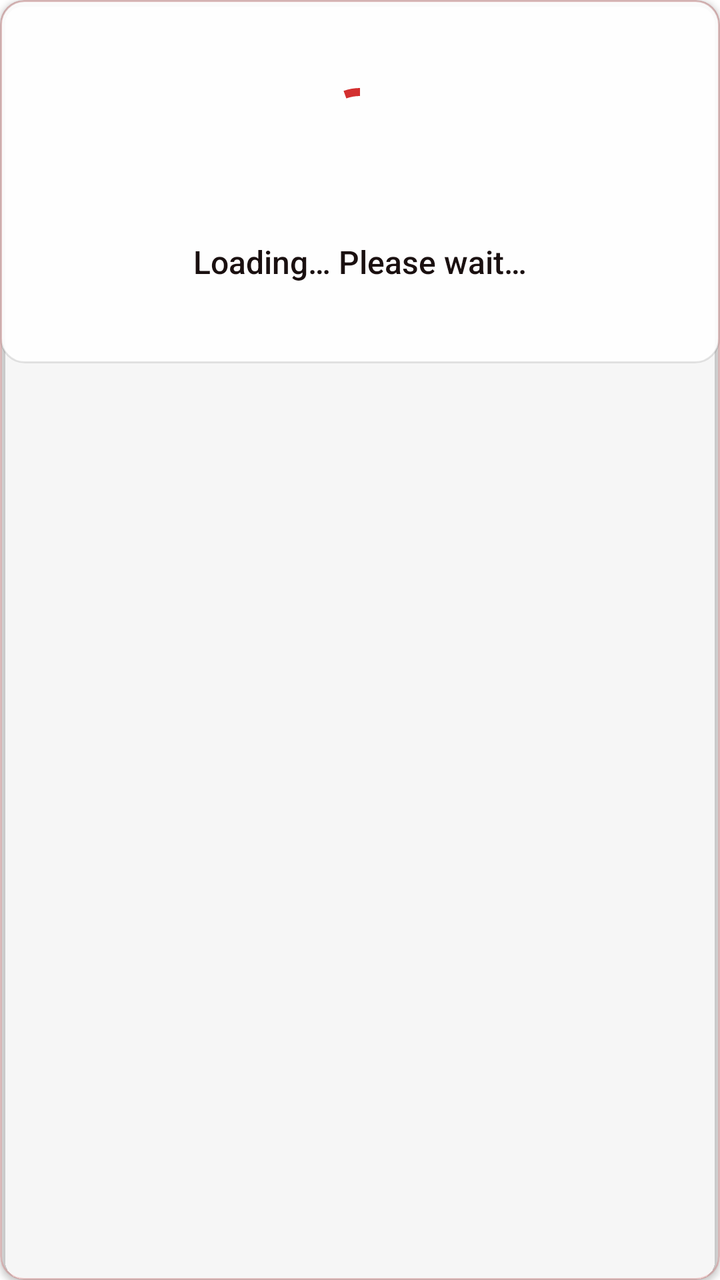
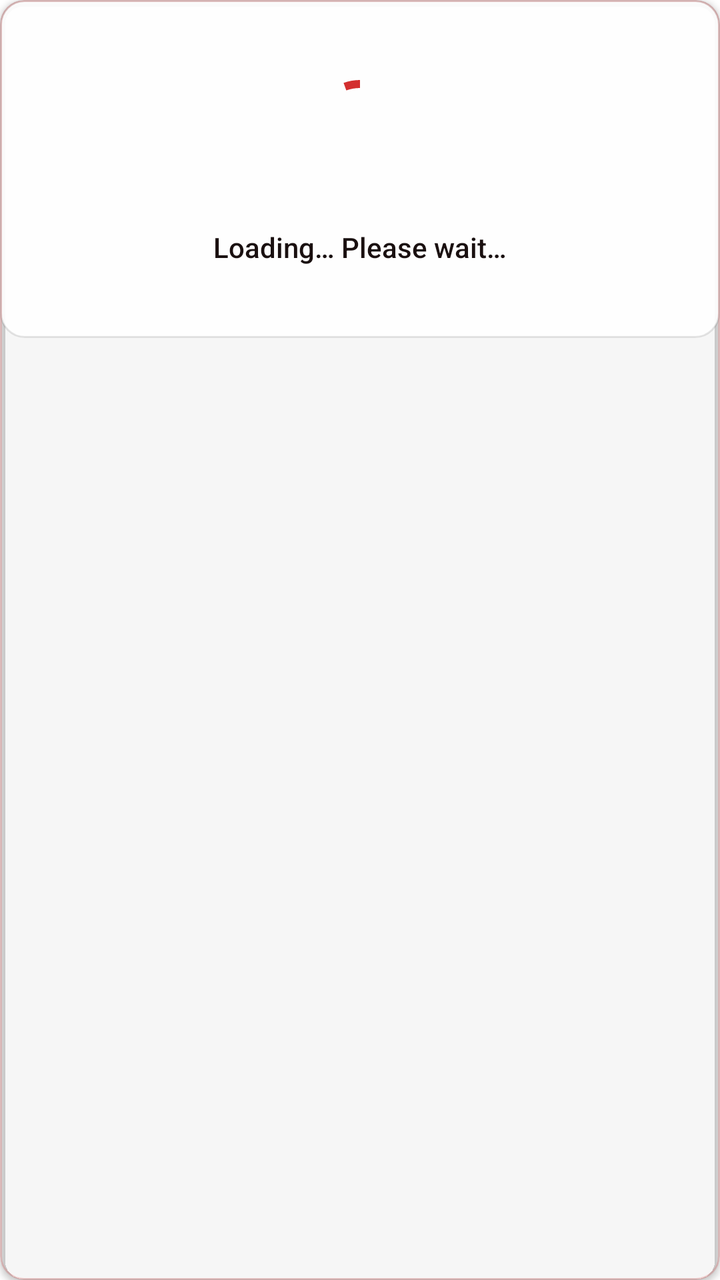

An Android layout rendered at two revisions. The XML below is the earlier revision; the diff shows what the commit changed to produce the second picture.
<!-- AndroidManifest.xml: application theme Theme.VelocitySuites -->
<!-- res/layout/dialog_loading.xml -->
<?xml version="1.0" encoding="utf-8"?>
<com.google.android.material.card.MaterialCardView xmlns:android="http://schemas.android.com/apk/res/android"
    xmlns:app="http://schemas.android.com/apk/res-auto"
    style="@style/Widget.Velocity.Card.Glass"
    android:layout_width="match_parent"
    android:layout_height="wrap_content">

    <LinearLayout
        android:layout_width="match_parent"
        android:layout_height="wrap_content"
        android:background="@drawable/bg_glass_card_white"
        android:gravity="center"
        android:orientation="vertical"
        android:padding="40dp">

        <com.google.android.material.progressindicator.CircularProgressIndicator
            android:layout_width="wrap_content"
            android:layout_height="wrap_content"
            android:indeterminate="true"
            app:indicatorColor="@color/velocity_red_primary"
            app:indicatorSize="48dp"
            app:trackThickness="4dp" />

        <TextView
            android:id="@+id/loadingMessage"
            android:layout_width="wrap_content"
            android:layout_height="wrap_content"
            android:layout_marginTop="24dp"
            android:fontFamily="sans-serif-medium"
            android:text="@string/preparing_stay"
            android:textColor="@color/velocity_text_primary"
            android:textSize="16sp" />
    </LinearLayout>
</com.google.android.material.card.MaterialCardView>
<!-- resources referenced by this layout -->
<resources>
  <color name="velocity_red_primary">#D32F2F</color>
  <color name="velocity_text_primary">#1A1010</color>
  <!-- drawable bg_glass_card_white (drawable) -->
  <?xml version="1.0" encoding="utf-8"?>
  <shape xmlns:android="http://schemas.android.com/apk/res/android">
      <solid android:color="#E6FFFFFF" />
      <stroke android:width="1dp" android:color="#1A000000" />
      <corners android:radius="@dimen/card_corner_radius" />
  </shape>
  <string name="preparing_stay">Loading… Please wait…</string>
  <dimen name="card_corner_radius">12dp</dimen>
  <dimen name="card_elevation">2dp</dimen>
  <color name="velocity_red_alpha_20">#33D32F2F</color>
  <color name="velocity_red_dark">#7F1212</color>
  <color name="white">#FFFFFFFF</color>
  <color name="velocity_red_rose">#EF5350</color>
  <color name="velocity_red_deep">#5A0A0A</color>
  <style name="ShapeAppearance.Velocity.Square" parent="">
          <item name="cornerFamily">rounded</item>
          <item name="cornerSize">0dp</item>
      </style>
  <style name="ShapeAppearance.Velocity.Card" parent="">
          <item name="cornerFamily">rounded</item>
          <item name="cornerSize">@dimen/card_corner_radius</item>
      </style>
  <style name="Widget.Velocity.Flat.Button" parent="Widget.MaterialComponents.Button">
          <item name="cornerRadius">0dp</item>
          <item name="android:stateListAnimator">@null</item>
          <item name="android:elevation">0dp</item>
          <item name="android:minHeight">48dp</item>
          <item name="android:insetTop">0dp</item>
          <item name="android:insetBottom">0dp</item>
          <item name="android:textAllCaps">false</item>
          <item name="shapeAppearance">@style/ShapeAppearance.Velocity.Square</item>
      </style>
  <style name="Widget.Velocity.Card.Flat" parent="Widget.MaterialComponents.CardView">
          <item name="cardElevation">@dimen/card_elevation</item>
          <item name="cardCornerRadius">@dimen/card_corner_radius</item>
          <item name="cardBackgroundColor">@color/velocity_surface_elevated</item>
          <item name="strokeColor">@color/velocity_divider_hairline</item>
          <item name="strokeWidth">1dp</item>
          <item name="shapeAppearance">@style/ShapeAppearance.Velocity.Card</item>
      </style>
  <style name="Widget.Velocity.Flat.Chip" parent="Widget.MaterialComponents.Chip.Choice">
          <item name="shapeAppearance">@style/ShapeAppearance.Velocity.Square</item>
          <item name="shapeAppearanceOverlay">@style/ShapeAppearance.Velocity.Square</item>
          <item name="chipCornerRadius">0dp</item>
          <item name="android:minHeight">48dp</item>
          <item name="chipMinHeight">48dp</item>
          <item name="chipStrokeWidth">1dp</item>
          <item name="android:elevation">0dp</item>
      </style>
  <style name="Widget.Velocity.Flat.Snackbar" parent="Widget.MaterialComponents.Snackbar">
          <item name="android:background">@drawable/bg_snackbar_flat</item>
          <item name="android:elevation">0dp</item>
      </style>
  <color name="velocity_surface_elevated">#FFFFFF</color>
  <color name="velocity_divider_hairline">#1A000000</color>
  <!-- drawable bg_snackbar_flat (drawable) -->
  <?xml version="1.0" encoding="utf-8"?>
  <shape xmlns:android="http://schemas.android.com/apk/res/android" android:shape="rectangle">
      <solid android:color="#323232" />
      <stroke android:width="1dp" android:color="#33FFFFFF" />
      <corners android:radius="0dp" />
  </shape>
  <style name="Widget.Velocity.Flat.BottomSheet" parent="Widget.MaterialComponents.BottomSheet.Modal">
          <item name="shapeAppearanceOverlay">@style/ShapeAppearance.Velocity.Square</item>
          <item name="android:elevation">0dp</item>
          <item name="backgroundTint">@color/velocity_surface_elevated</item>
      </style>
  <!-- unchanged entries left out for length: 7 -->
</resources>

<!-- the commit's change to res/layout/dialog_loading.xml (unified diff, before → after) -->
@@ -11,7 +11,7 @@
         android:background="@drawable/bg_glass_card_white"
         android:gravity="center"
         android:orientation="vertical"
-        android:padding="40dp">
+        android:padding="36dp">
 
         <com.google.android.material.progressindicator.CircularProgressIndicator
             android:layout_width="wrap_content"
@@ -25,10 +25,10 @@
             android:id="@+id/loadingMessage"
             android:layout_width="wrap_content"
             android:layout_height="wrap_content"
-            android:layout_marginTop="24dp"
+            android:layout_marginTop="22dp"
             android:fontFamily="sans-serif-medium"
             android:text="@string/preparing_stay"
             android:textColor="@color/velocity_text_primary"
-            android:textSize="16sp" />
+            android:textSize="14sp" />
     </LinearLayout>
 </com.google.android.material.card.MaterialCardView>
